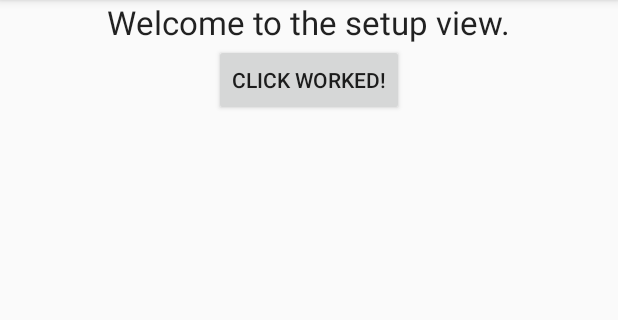
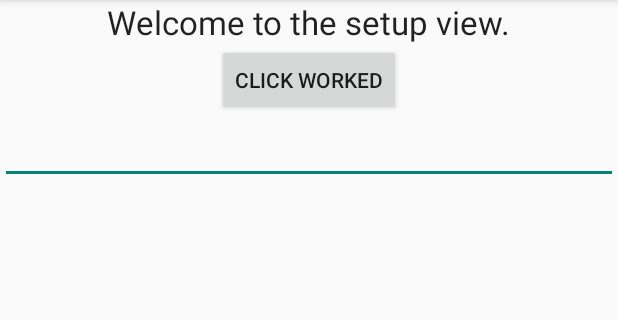
Before and after one commit to Jeremy-Thompson/Brewstr, an Android app: the fragment Setup_Fragment placed in its activity, after a tap on "SETUP", on a phone screen of 412 x 824 dp, the part 84-404 px from its top. Run offline under Robolectric (Android 15) with nearby library versions, the phone set to English and light mode, and no system bars; 2 statements that could not run were skipped.

Commit message:
Fragment Manager Changes

```diff
--- a/app/src/main/java/com/solutions/brewstr/Monitor_Fragment.java
+++ b/app/src/main/java/com/solutions/brewstr/Monitor_Fragment.java
@@ -27,7 +27,4 @@ public class Monitor_Fragment extends Fragment implements View.OnClickListener {
         //YOUR CODE HERE
         monitorButton.setText("CLICK WORKED!");
     }
-
-
-
 }
--- a/app/src/main/java/com/solutions/brewstr/Setup_Fragment.java
+++ b/app/src/main/java/com/solutions/brewstr/Setup_Fragment.java
@@ -25,6 +25,7 @@ public class Setup_Fragment extends Fragment implements View.OnClickListener {
     @Override
     public void onClick(View v) {
         //YOUR CODE HERE
-        setupButton.setText("CLICK WORKED!");
+        String tmp = "CLICK WORKED";
+        setupButton.setText(tmp);
     }
 }
--- a/app/src/main/res/layout/setup_view.xml
+++ b/app/src/main/res/layout/setup_view.xml
@@ -17,4 +17,10 @@
         android:id="@+id/setupButton"
         android:layout_gravity="center_horizontal" />
 
+    <EditText
+        android:layout_width="match_parent"
+        android:layout_height="wrap_content"
+        android:id="@+id/editText"
+        android:layout_gravity="center_horizontal" />
+
 </LinearLayout>
```
Also changed, not shown: app/src/main/java/com/solutions/brewstr/MainActivity.java (+6 -4 lines).
